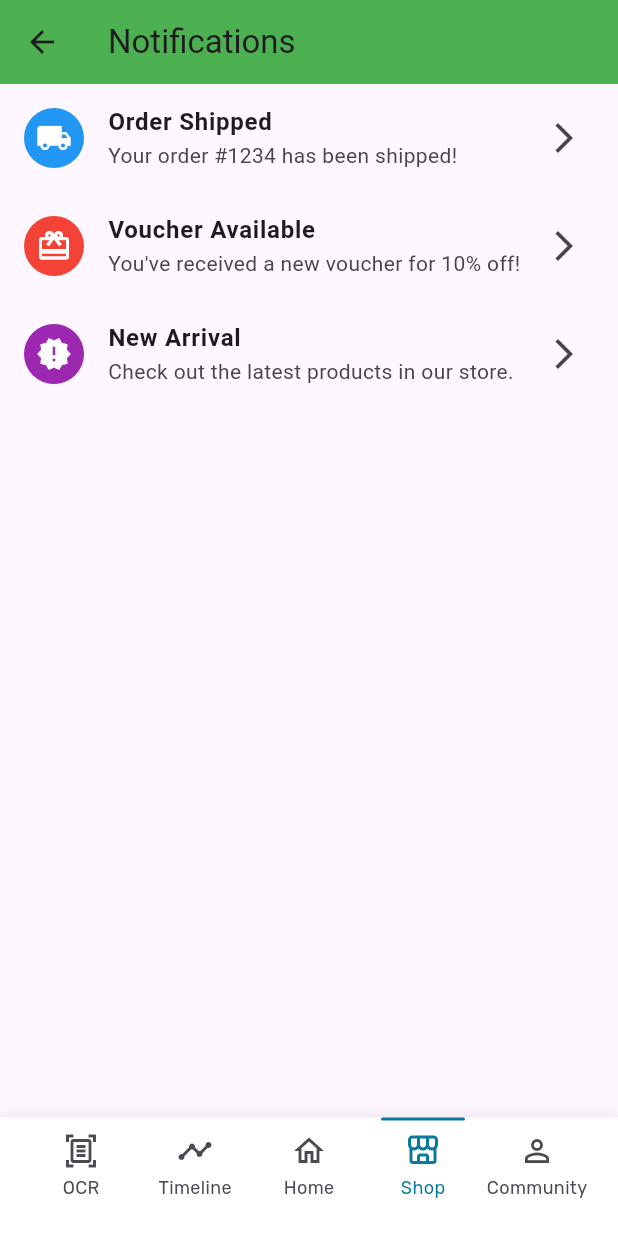
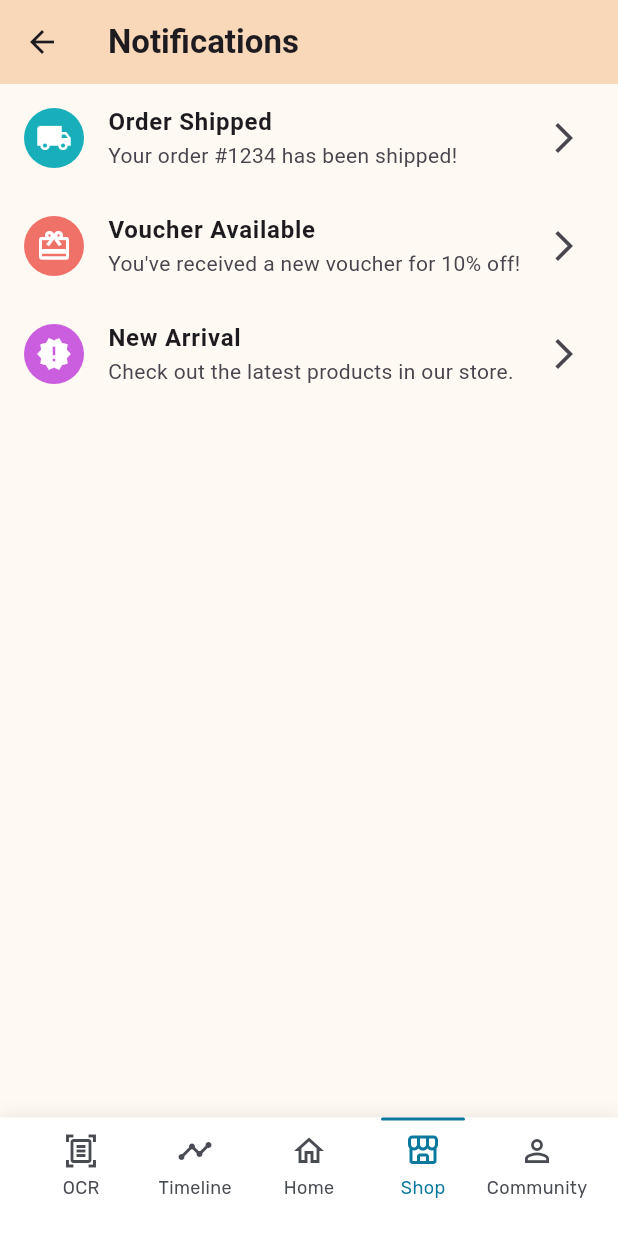
Before and after one commit to HatoSei03/upstage_ai_hackathon, a Flutter app: the screen it shows after launch, item 4 of the bottom bar chosen, after a tap on "Get Started", after a tap on the "notifications" icon, on a phone screen of 412 x 824 dp. Run offline on Flutter 3.47's test engine with Material 3 defaults, Android fonts, the phone set to English and light mode, and no system bars; our stand-ins replace animated_splash_screen, carousel_slider, chat_bubbles, cloud_firestore, firebase_core, geocoding and 10 more; missing offline and left inert: camerawesome; accounts and stored records are empty; network calls fail; statements that could not run were skipped.

Commit message:
style:edit theme and fonts in shop features

```diff
--- a/Juju/lib/screens/home.dart
+++ b/Juju/lib/screens/home.dart
@@ -109,7 +109,7 @@ class _HomeState extends State<Home> {
                     "fire festival, Jeju, South Korea, traditional, livestock, fireworks, bonfires",
                   ),
                   SwipableCard(
-                      "https://api.cdn.visitjeju.net/photomng/imgpath/20180",
+                      "https://api.cdn.visitjeju.net/photomng/imgpath/201804/30/c5f31522-cc19-4c05-a46e-51570d5ab957.jpg",
                       "Jeju Cherry Blossom Festival",
                       "Seogwipo and surrounding areas, Jeju Island, South Korea",
                       "Usually held in late March or early April",
--- a/Juju/lib/screens/shop/model/item.dart
+++ b/Juju/lib/screens/shop/model/item.dart
@@ -80,7 +80,7 @@ List<Item> itemList = [
   ),
   Item(
     id: "item003",
-    name: "Mongdol Natural Soap",
+    name: "Mongdol Soap",
     category: "souvenir",
     seller: "Sagye Saenghwal",
     origin:
@@ -112,7 +112,7 @@ List<Item> itemList = [
   ),
   Item(
     id: "item006",
-    name: "Jeju Shirts, Trousers, and Dresses",
+    name: "Jeju Clothes",
     category: "souvenir",
     seller: "Scene of Jeju",
     origin:
@@ -160,7 +160,7 @@ List<Item> itemList = [
   ),
   Item(
     id: "item009",
-    name: "Jeju Pendant, Bracelet, and Brooch",
+    name: "Jeju Pendant, Bracelet",
     category: "souvenir",
     seller: "Sumbi Island",
     origin:
--- a/Juju/lib/screens/shop/pages/home_page.dart
+++ b/Juju/lib/screens/shop/pages/home_page.dart
@@ -80,7 +80,7 @@ class _HomePageState extends State<HomePage> {
                     padding: const EdgeInsets.symmetric(horizontal: 24.0),
                     child: Text(
                       "Categories",
-                      style: GoogleFonts.notoSerif(
+                      style: GoogleFonts.rubik(
                         fontSize: 24,
                         fontWeight: FontWeight.bold,
                       ),
@@ -213,7 +213,7 @@ class _HomePageState extends State<HomePage> {
             children: [
               Text(
                 title,
-                style: GoogleFonts.montserrat(
+                style: GoogleFonts.rubik(
                   color: isSelected ? Colors.white : textColor,
                   fontSize: 16.0,
                 ),
--- a/Juju/lib/screens/shop/pages/intro_screen.dart
+++ b/Juju/lib/screens/shop/pages/intro_screen.dart
@@ -29,7 +29,7 @@ class IntroScreen extends StatelessWidget {
               child: Text(
                 'We deliver groceries at your doorstep',
                 textAlign: TextAlign.center,
-                style: GoogleFonts.notoSerif(
+                style: GoogleFonts.rubik(
                     fontSize: 36, fontWeight: FontWeight.bold),
               ),
             ),
--- a/Juju/lib/screens/shop/pages/notification_screen.dart
+++ b/Juju/lib/screens/shop/pages/notification_screen.dart
@@ -4,9 +4,13 @@ class NotificationScreen extends StatelessWidget {
   @override
   Widget build(BuildContext context) {
     return Scaffold(
+      backgroundColor: Color(0xffFFF9F3),
       appBar: AppBar(
-        title: const Text('Notifications'),
-        backgroundColor: Colors.green,
+        title: const Text(
+          'Notifications',
+          style: TextStyle(fontWeight: FontWeight.bold),
+        ),
+        backgroundColor: Color(0xffF8D8B8),
       ),
       body: ListView(
         children: const [
@@ -14,19 +18,19 @@ class NotificationScreen extends StatelessWidget {
             title: "Order Shipped",
             subtitle: "Your order #1234 has been shipped!",
             icon: Icons.local_shipping,
-            color: Colors.blue,
+            color: Color(0xff18AFBA),
           ),
           NotificationTile(
             title: "Voucher Available",
             subtitle: "You've received a new voucher for 10% off!",
             icon: Icons.card_giftcard,
-            color: Colors.red,
+            color: Color(0xffEF7168),
           ),
           NotificationTile(
             title: "New Arrival",
             subtitle: "Check out the latest products in our store.",
             icon: Icons.new_releases,
-            color: Colors.purple,
+            color: Color.fromARGB(255, 203, 94, 222),
           ),
           // Các thông báo khác
         ],
```
Also changed, not shown: Juju/lib/screens/shop/pages/item_details.dart (+5 -17 lines).
